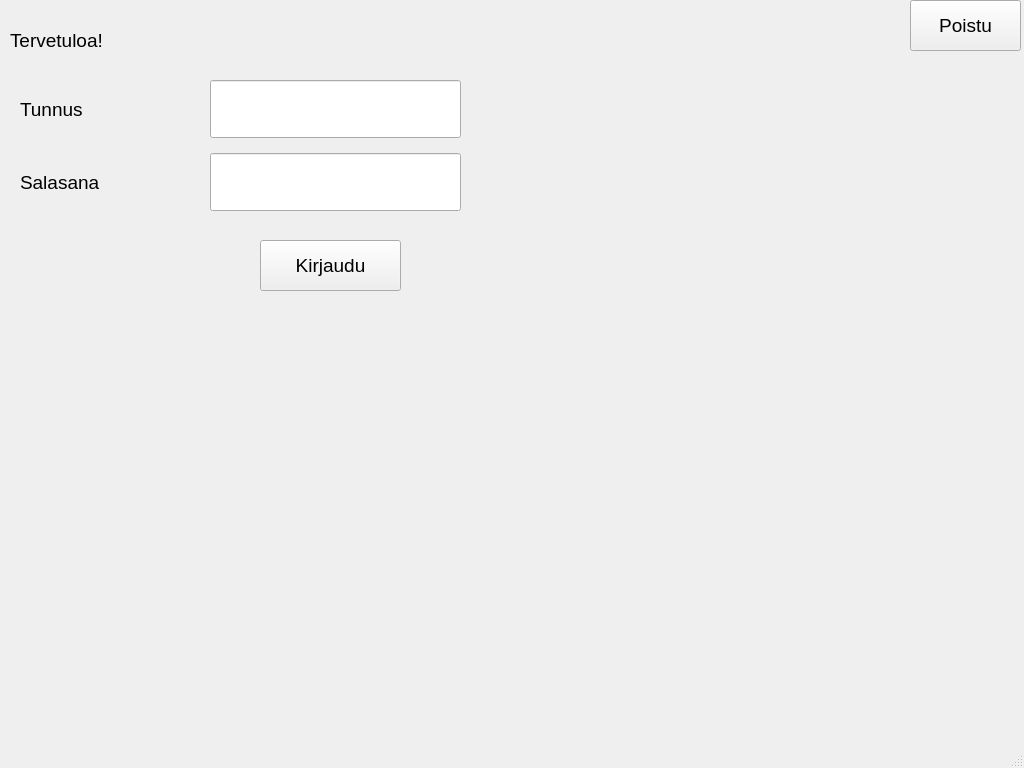
First picture: the form in bank_automat/mainwindow.ui, repository 25kmo-project/group_7, before the edit.
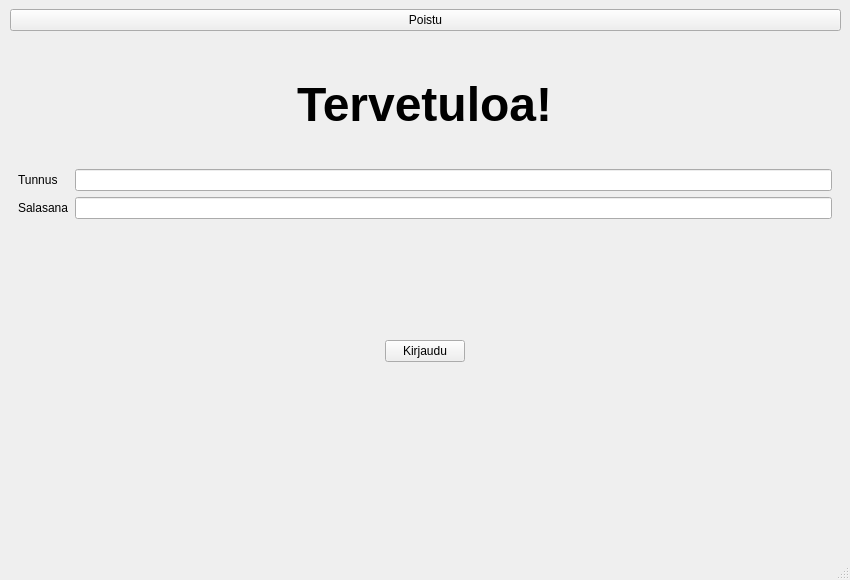
Second picture: the form after the edit.

Commit message: UI-muutoksia ja parannuksia

The edit to the form file:
```diff
--- a/bank_automat/mainwindow.ui
+++ b/bank_automat/mainwindow.ui
@@ -4,173 +4,84 @@
  <widget class="QMainWindow" name="MainWindow">
   <property name="geometry">
    <rect>
-    <x>0</x>
-    <y>0</y>
-    <width>1024</width>
-    <height>768</height>
+    <x>0</x><y>0</y><width>850</width><height>580</height>
    </rect>
   </property>
   <property name="minimumSize">
-   <size>
-    <width>1024</width>
-    <height>768</height>
-   </size>
-  </property>
-  <property name="font">
-   <font>
-    <pointsize>14</pointsize>
-   </font>
+   <size><width>800</width><height>550</height></size>
   </property>
   <property name="windowTitle">
    <string>MainWindow</string>
   </property>
   <widget class="QWidget" name="centralwidget">
-   <property name="autoFillBackground">
-    <bool>true</bool>
-   </property>
-   <widget class="QPushButton" name="btnLogin">
-    <property name="geometry">
-     <rect>
-      <x>260</x>
-      <y>240</y>
-      <width>141</width>
-      <height>51</height>
-     </rect>
-    </property>
-    <property name="sizePolicy">
-     <sizepolicy hsizetype="Expanding" vsizetype="Expanding">
-      <horstretch>0</horstretch>
-      <verstretch>0</verstretch>
-     </sizepolicy>
-    </property>
-    <property name="text">
-     <string>Kirjaudu</string>
-    </property>
-   </widget>
-   <widget class="QLabel" name="label_4">
-    <property name="geometry">
-     <rect>
-      <x>10</x>
-      <y>0</y>
-      <width>351</width>
-      <height>81</height>
-     </rect>
-    </property>
-    <property name="sizePolicy">
-     <sizepolicy hsizetype="Expanding" vsizetype="Expanding">
-      <horstretch>0</horstretch>
-      <verstretch>0</verstretch>
-     </sizepolicy>
-    </property>
-    <property name="text">
-     <string>Tervetuloa!</string>
-    </property>
-   </widget>
-   <widget class="QLabel" name="LabelErrorMessage">
-    <property name="geometry">
-     <rect>
-      <x>150</x>
-      <y>310</y>
-      <width>761</width>
-      <height>101</height>
-     </rect>
-    </property>
-    <property name="text">
-     <string/>
-    </property>
-   </widget>
-   <widget class="QWidget" name="layoutWidget">
-    <property name="geometry">
-     <rect>
-      <x>20</x>
-      <y>80</y>
-      <width>131</width>
-      <height>131</height>
-     </rect>
-    </property>
-    <layout class="QGridLayout" name="gridLayout">
-     <property name="spacing">
-      <number>15</number>
-     </property>
-     <item row="0" column="0">
-      <widget class="QLabel" name="label">
-       <property name="sizePolicy">
-        <sizepolicy hsizetype="Expanding" vsizetype="Expanding">
-         <horstretch>0</horstretch>
-         <verstretch>0</verstretch>
-        </sizepolicy>
-       </property>
-       <property name="text">
-        <string>Tunnus</string>
-       </property>
-      </widget>
-     </item>
-     <item row="1" column="0">
-      <widget class="QLabel" name="label_2">
-       <property name="sizePolicy">
-        <sizepolicy hsizetype="Expanding" vsizetype="Expanding">
-         <horstretch>0</horstretch>
-         <verstretch>0</verstretch>
-        </sizepolicy>
-       </property>
-       <property name="text">
-        <string>Salasana</string>
-       </property>
-      </widget>
-     </item>
-    </layout>
-   </widget>
-   <widget class="QWidget" name="layoutWidget">
-    <property name="geometry">
-     <rect>
-      <x>210</x>
-      <y>80</y>
-      <width>251</width>
-      <height>131</height>
-     </rect>
-    </property>
-    <layout class="QGridLayout" name="gridLayout_2">
-     <property name="spacing">
-      <number>15</number>
-     </property>
-     <item row="0" column="0">
-      <widget class="QLineEdit" name="textUsername">
-       <property name="sizePolicy">
-        <sizepolicy hsizetype="Expanding" vsizetype="Expanding">
-         <horstretch>0</horstretch>
-         <verstretch>0</verstretch>
-        </sizepolicy>
-       </property>
-      </widget>
-     </item>
-     <item row="1" column="0">
-      <widget class="QLineEdit" name="textPassword">
-       <property name="sizePolicy">
-        <sizepolicy hsizetype="Expanding" vsizetype="Expanding">
-         <horstretch>0</horstretch>
-         <verstretch>0</verstretch>
-        </sizepolicy>
-       </property>
-       <property name="echoMode">
-        <enum>QLineEdit::EchoMode::Password</enum>
-       </property>
-      </widget>
-     </item>
-    </layout>
-   </widget>
-   <widget class="QPushButton" name="pushButton">
-    <property name="geometry">
-     <rect>
-      <x>910</x>
-      <y>0</y>
-      <width>111</width>
-      <height>51</height>
-     </rect>
-    </property>
-    <property name="text">
-     <string>Poistu</string>
-    </property>
-   </widget>
+   <layout class="QVBoxLayout" name="verticalLayout">
+    <property name="spacing">30</property>
+    <property name="leftMargin">50</property>
+    <property name="topMargin">40</property>
+    <property name="rightMargin">50</property>
+    <property name="bottomMargin">50</property>
+
+    <!-- Poistu-nappi ylös oikealle -->
+    <item>
+     <layout class="QHBoxLayout">
+      <item>
+       <spacer/>
+      </item>
+      <item>
+       <widget class="QPushButton" name="pushButton">
+        <property name="text"><string>Poistu</string></property>
+       </widget>
+      </item>
+     </layout>
+    </item>
+
+    <!-- Kirjautumiskortti -->
+    <item>
+     <widget class="QFrame" name="loginCard">
+      <layout class="QVBoxLayout">
+       <property name="spacing">30</property>
+       <property name="leftMargin">70</property>
+       <property name="topMargin">50</property>
+       <property name="rightMargin">70</property>
+       <property name="bottomMargin">50</property>
+
+       <item alignment="Qt::AlignCenter">
+        <widget class="QLabel" name="label_4">
+         <property name="text"><string>Tervetuloa!</string></property>
+         <property name="font"><font><pointsize>36</pointsize><weight>75</weight></font></property>
+        </widget>
+       </item>
+
+       <item>
+        <layout class="QFormLayout">
+         <property name="horizontalSpacing">40</property>
+         <property name="verticalSpacing">25</property>
+
+         <item row="0" column="0"><widget class="QLabel" name="label"><property name="text"><string>Tunnus</string></property></widget></item>
+         <item row="0" column="1"><widget class="QLineEdit" name="textUsername"/></item>
+
+         <item row="1" column="0"><widget class="QLabel" name="label_2"><property name="text"><string>Salasana</string></property></widget></item>
+         <item row="1" column="1"><widget class="QLineEdit" name="textPassword"><property name="echoMode"><enum>QLineEdit::Password</enum></property></widget></item>
+        </layout>
+       </item>
+
+       <item alignment="Qt::AlignCenter">
+        <widget class="QPushButton" name="btnLogin">
+         <property name="text"><string>Kirjaudu</string></property>
+        </widget>
+       </item>
+
+       <item alignment="Qt::AlignCenter">
+        <widget class="QLabel" name="LabelErrorMessage"/>
+       </item>
+      </layout>
+     </widget>
+    </item>
+
+    <item>
+     <spacer/>
+    </item>
+   </layout>
   </widget>
   <widget class="QStatusBar" name="statusbar"/>
  </widget>
```
Left out of the diff: 6 changed lines with no effect on the pictures. The commit also changes 5 other files.
